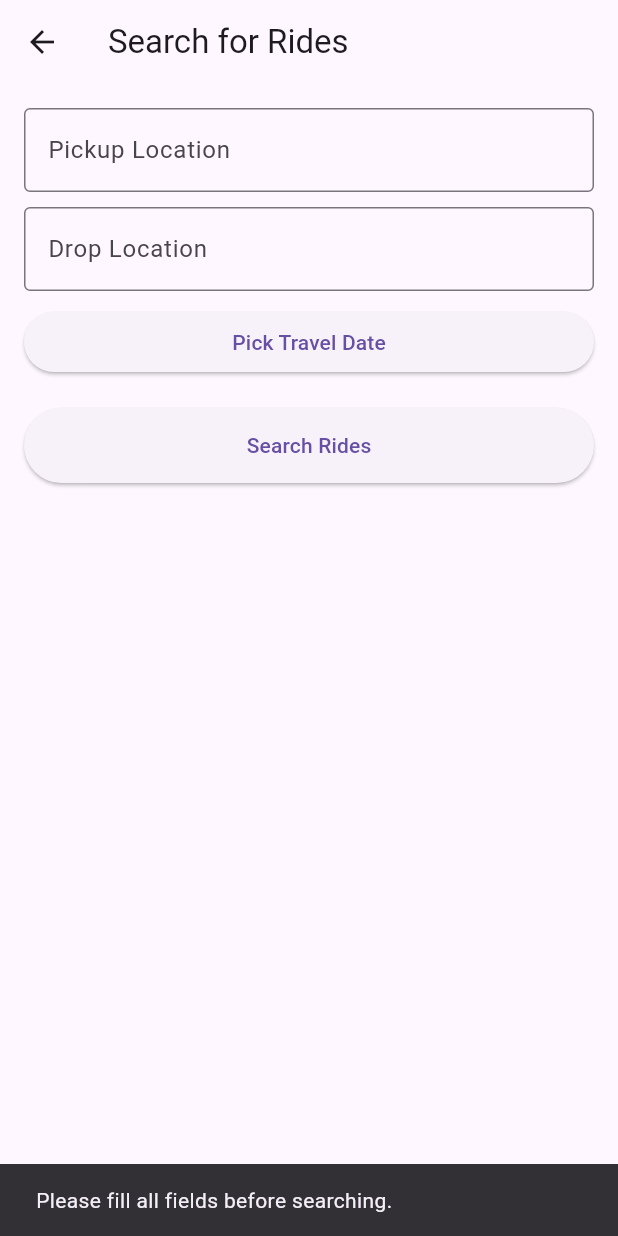
After one commit to knjain1995/kidschaupalcarpool, a Flutter app: the SearchRidesScreen screen opened directly, after a tap on "Search Rides", on a phone screen of 412 x 824 dp. The commit adds this screen. Run offline on Flutter 3.47's test engine with Material 3 defaults, Android fonts, the phone set to English and light mode, and no system bars; our stand-ins replace cloud_firestore, firebase_auth, firebase_core; accounts and stored records are empty; network calls fail.

Commit message:
added ride search functionality

```diff
--- a/lib/home_screen.dart
+++ b/lib/home_screen.dart
@@ -5,6 +5,8 @@ import 'profile_screen.dart'; // Screen for user profile
 import 'login_screen.dart'; // Screen to return to after logout
 import 'offer_ride_screen.dart'; // Offer Ride screen
 import 'my_rides_screen.dart'; // My Rides screen
+import 'search_rides_screen.dart'; // Import the new search screen
+
 
 // Create a StatelessWidget for the home screen
 class HomeScreen extends StatelessWidget {
@@ -55,6 +57,19 @@ class HomeScreen extends StatelessWidget {
         child: Column(
           mainAxisAlignment: MainAxisAlignment.center, // Center items vertically
           children: [
+            ElevatedButton.icon(
+              icon: Icon(Icons.search),
+              label: Text("Search for Rides"), // 🔍 New button for searching rides
+              onPressed: () {
+                Navigator.push(context, MaterialPageRoute(builder: (context) => SearchRidesScreen()));
+              },
+              style: ElevatedButton.styleFrom(
+                minimumSize: Size(double.infinity, 50),
+              ),
+            ),
+
+            SizedBox(height: 20),
+
             // Button to offer a ride
             ElevatedButton.icon(
               icon: Icon(Icons.add_circle_outline), // Icon for Offer Ride
--- /dev/null
+++ b/lib/search_rides_screen.dart
@@ -0,0 +1,159 @@
+import 'package:flutter/material.dart'; // Flutter's UI toolkit
+import 'package:cloud_firestore/cloud_firestore.dart'; // Firestore for querying rides
+import 'package:intl/intl.dart'; // For date formatting
+
+class SearchRidesScreen extends StatefulWidget {
+  @override
+  _SearchRidesScreenState createState() => _SearchRidesScreenState();
+}
+
+class _SearchRidesScreenState extends State<SearchRidesScreen> {
+  // Controllers for user input fields
+  final TextEditingController pickupController = TextEditingController();
+  final TextEditingController dropController = TextEditingController();
+
+  DateTime? selectedDate; // Stores the date selected by the user
+  List<QueryDocumentSnapshot> matchedRides = []; // List to hold matched rides from Firestore
+  bool isLoading = false; // Controls the loading spinner visibility
+
+  // Function to let user pick a travel date
+  Future<void> _pickDate(BuildContext context) async {
+    final DateTime? pickedDate = await showDatePicker(
+      context: context,
+      initialDate: DateTime.now(),
+      firstDate: DateTime.now(),
+      lastDate: DateTime(2100),
+    );
+    if (pickedDate != null) {
+      setState(() {
+        selectedDate = pickedDate;
+      });
+    }
+  }
+
+  // Function to search for rides based on user input
+  Future<void> _searchRides() async {
+    if (pickupController.text.trim().isEmpty ||
+        dropController.text.trim().isEmpty ||
+        selectedDate == null) {
+      ScaffoldMessenger.of(context).showSnackBar(
+        SnackBar(content: Text("Please fill all fields before searching.")),
+      );
+      return;
+    }
+
+    setState(() {
+      isLoading = true; // Show loading spinner while querying
+    });
+
+    try {
+      // Query Firestore for rides matching the user criteria
+      QuerySnapshot ridesSnapshot = await FirebaseFirestore.instance
+          .collection("rides")
+          .where("pickup", isEqualTo: pickupController.text.trim())
+          .where("drop", isEqualTo: dropController.text.trim())
+          .where("departureDate", isEqualTo: selectedDate!.toIso8601String())
+          .get();
+
+      setState(() {
+        matchedRides = ridesSnapshot.docs; // Store the matched rides
+        isLoading = false; // Hide loading spinner after search
+      });
+    } catch (e) {
+      setState(() {
+        isLoading = false;
+      });
+      ScaffoldMessenger.of(context).showSnackBar(
+        SnackBar(content: Text("Error searching for rides: ${e.toString()}")),
+      );
+    }
+  }
+
+  @override
+  Widget build(BuildContext context) {
+    return Scaffold(
+      appBar: AppBar(title: Text("Search for Rides")), // App bar title
+      body: Padding(
+        padding: const EdgeInsets.all(16.0),
+        child: Column(
+          children: [
+            // 🚏 Input for Pickup Location
+            TextField(
+              controller: pickupController,
+              decoration: InputDecoration(
+                labelText: "Pickup Location",
+                border: OutlineInputBorder(),
+              ),
+            ),
+            SizedBox(height: 10),
+
+            // Input for Drop Location
+            TextField(
+              controller: dropController,
+              decoration: InputDecoration(
+                labelText: "Drop Location",
+                border: OutlineInputBorder(),
+              ),
+            ),
+            SizedBox(height: 10),
+
+            // Button to select travel date
+            Row(
+              children: [
+                Expanded(
+                  child: ElevatedButton(
+                    onPressed: () => _pickDate(context),
+                    child: Text(selectedDate == null
+                        ? "Pick Travel Date"
+                        : "Date: ${DateFormat('dd-MM-yyyy').format(selectedDate!)}"),
+                  ),
+                ),
+              ],
+            ),
+            SizedBox(height: 20),
+
+            // Search Button
+            ElevatedButton(
+              onPressed: _searchRides,
+              child: Text("Search Rides"),
+              style: ElevatedButton.styleFrom(
+                minimumSize: Size(double.infinity, 50), // Full-width button
+              ),
+            ),
+            SizedBox(height: 20),
+
+            // Show loading spinner while searching
+            if (isLoading)
+              CircularProgressIndicator(),
+
+            // Show matched rides if any
+            if (!isLoading && matchedRides.isNotEmpty)
+              Expanded(
+                child: ListView.builder(
+                  itemCount: matchedRides.length,
+                  itemBuilder: (context, index) {
+                    final ride = matchedRides[index].data() as Map<String, dynamic>;
+                    return Card(
+                      child: ListTile(
+                        title: Text("${ride['pickup']} ➔ ${ride['drop']}"),
+                        subtitle: Text(
+                          "Date: ${DateFormat('dd-MM-yyyy').format(DateTime.parse(ride['departureDate']))}\n"
+                          "Time: ${ride['departureTime']}\n"
+                          "Seats: ${ride['seats']} available\n"
+                          "Price: ₹${ride['pricePerSeat']} per seat",
+                        ),
+                      ),
+                    );
+                  },
+                ),
+              ),
+
+            // If no matches found
+            if (!isLoading && matchedRides.isEmpty && selectedDate != null)
+              Text("No rides found for the selected criteria."),
+          ],
+        ),
+      ),
+    );
+  }
+}
```
